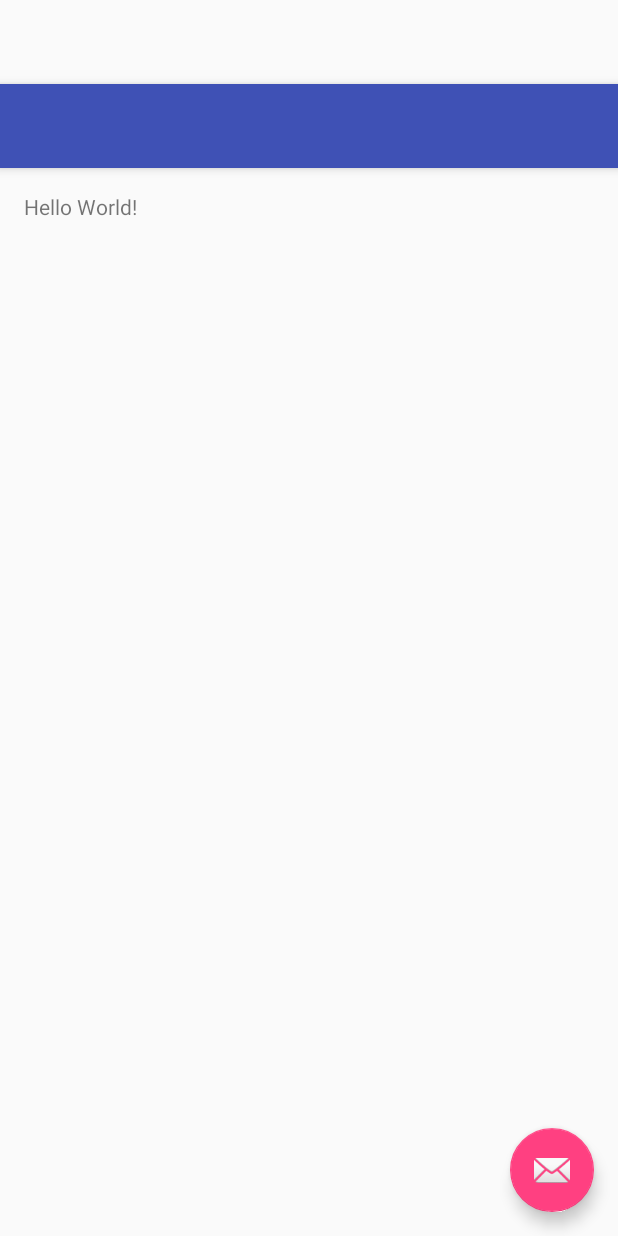
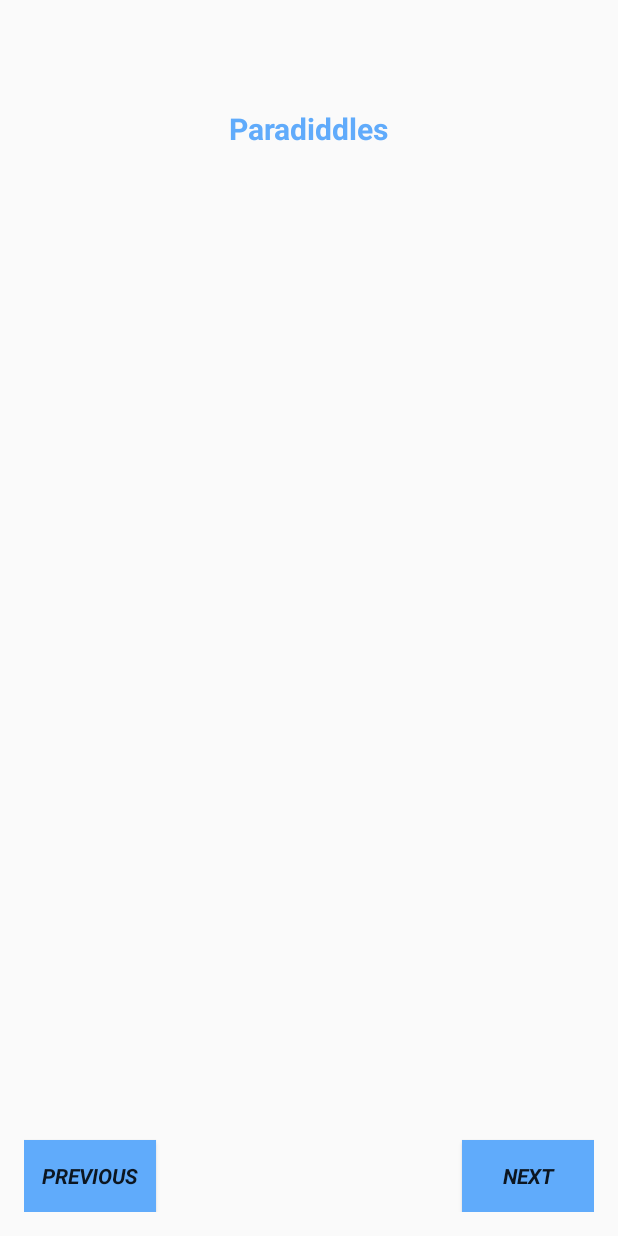
Before and after one commit to lukeyy33/Paradiddles, an Android app: the layout activity_main.xml on its own in the app's theme, with its tools: preview values and no code run, on a phone screen of 412 x 824 dp. Run offline under Robolectric (Android 15) with nearby library versions, the phone set to English and light mode, and no system bars.

Commit message:
Created initial layout

```diff
--- a/app/src/main/java/com/lukewaugh/paradiddles/MainActivity.java
+++ b/app/src/main/java/com/lukewaugh/paradiddles/MainActivity.java
@@ -15,17 +15,7 @@ public class MainActivity extends AppCompatActivity {
     protected void onCreate(Bundle savedInstanceState) {
         super.onCreate(savedInstanceState);
         setContentView(R.layout.activity_main);
-        Toolbar toolbar = (Toolbar) findViewById(R.id.toolbar);
-        setSupportActionBar(toolbar);
 
-        FloatingActionButton fab = (FloatingActionButton) findViewById(R.id.fab);
-        fab.setOnClickListener(new View.OnClickListener() {
-            @Override
-            public void onClick(View view) {
-                Snackbar.make(view, "Replace with your own action", Snackbar.LENGTH_LONG)
-                        .setAction("Action", null).show();
-            }
-        });
     }
 
     @Override
--- a/app/src/main/res/layout/activity_main.xml
+++ b/app/src/main/res/layout/activity_main.xml
@@ -1,34 +1,15 @@
 <?xml version="1.0" encoding="utf-8"?>
 <android.support.design.widget.CoordinatorLayout xmlns:android="http://schemas.android.com/apk/res/android"
-    xmlns:app="http://schemas.android.com/apk/res-auto"
     xmlns:tools="http://schemas.android.com/tools"
     android:layout_width="match_parent"
     android:layout_height="match_parent"
     android:fitsSystemWindows="true"
-    tools:context="com.lukewaugh.paradiddles.MainActivity">
+    tools:context="com.lukewaugh.paradiddles.MainActivity"
+    >
 
-    <android.support.design.widget.AppBarLayout
-        android:layout_width="match_parent"
-        android:layout_height="wrap_content"
-        android:theme="@style/AppTheme.AppBarOverlay">
 
-        <android.support.v7.widget.Toolbar
-            android:id="@+id/toolbar"
-            android:layout_width="match_parent"
-            android:layout_height="?attr/actionBarSize"
-            android:background="?attr/colorPrimary"
-            app:popupTheme="@style/AppTheme.PopupOverlay" />
-
-    </android.support.design.widget.AppBarLayout>
 
     <include layout="@layout/content_main" />
 
-    <android.support.design.widget.FloatingActionButton
-        android:id="@+id/fab"
-        android:layout_width="wrap_content"
-        android:layout_height="wrap_content"
-        android:layout_gravity="bottom|end"
-        android:layout_margin="@dimen/fab_margin"
-        android:src="@android:drawable/ic_dialog_email" />
 
 </android.support.design.widget.CoordinatorLayout>
--- a/app/src/main/res/layout/content_main.xml
+++ b/app/src/main/res/layout/content_main.xml
@@ -15,5 +15,41 @@
     <TextView
         android:layout_width="wrap_content"
         android:layout_height="wrap_content"
-        android:text="Hello World!" />
+        android:text="@string/paradiddlesLbl"
+        android:id="@+id/paradiddlesLbl"
+        android:layout_alignParentTop="true"
+        android:layout_centerHorizontal="true"
+        android:textStyle="bold"
+        android:textColor="#FF60ABFB"
+        android:shadowColor="#000000"
+        android:singleLine="false"
+        android:textSize="20sp" />
+
+    <Button
+        android:layout_width="wrap_content"
+        android:layout_height="wrap_content"
+        android:text="@string/previousBtn"
+        android:id="@+id/button"
+        android:background="#60abfb"
+        android:typeface="sans"
+        android:textStyle="bold|italic"
+        android:layout_alignTop="@+id/nextBtn"
+        android:layout_alignParentLeft="true"
+        android:layout_alignParentStart="true" />
+
+    <Button
+        android:layout_width="wrap_content"
+        android:layout_height="wrap_content"
+        android:text="@string/nextBtn"
+        android:id="@+id/nextBtn"
+        android:background="#FF60ABFB"
+        android:clickable="true"
+        android:capitalize="none"
+        android:elegantTextHeight="false"
+        android:enabled="true"
+        android:typeface="sans"
+        android:textStyle="bold|italic"
+        android:layout_alignParentBottom="true"
+        android:layout_alignParentRight="true"
+        android:layout_alignParentEnd="true" />
 </RelativeLayout>
--- a/app/src/main/res/values/strings.xml
+++ b/app/src/main/res/values/strings.xml
@@ -1,4 +1,7 @@
 <resources>
     <string name="app_name">Paradiddles</string>
     <string name="action_settings">Settings</string>
+    <string name="nextBtn">next</string>
+    <string name="previousBtn">previous</string>
+    <string name="paradiddlesLbl">Paradiddles</string>
 </resources>
```
